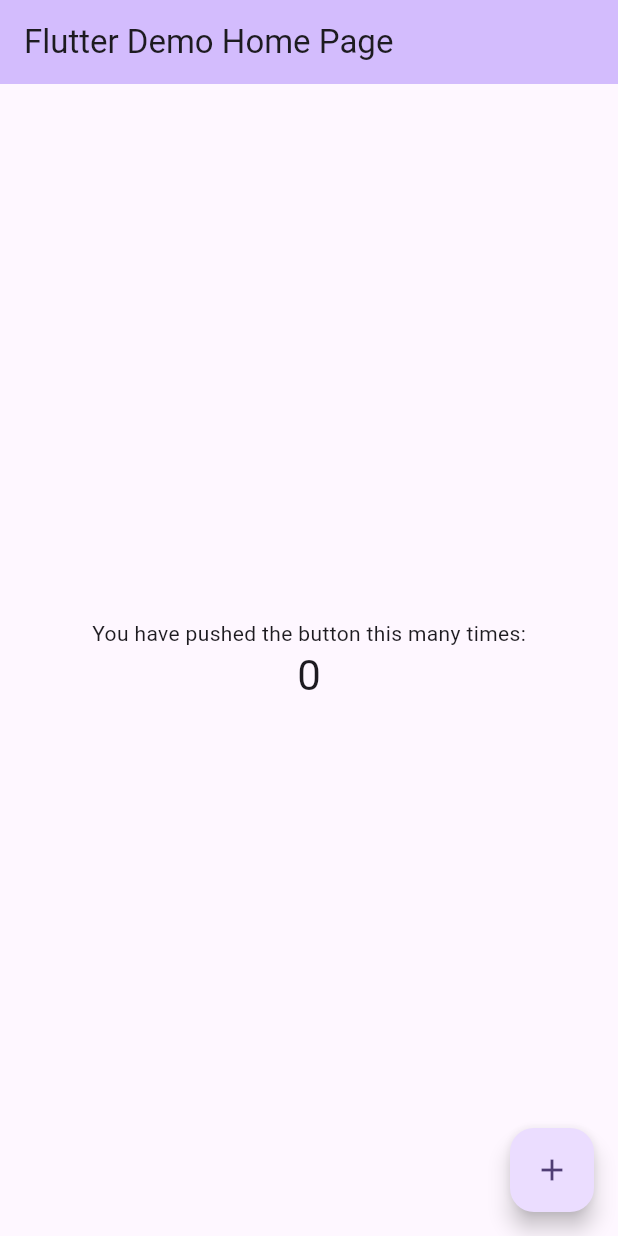
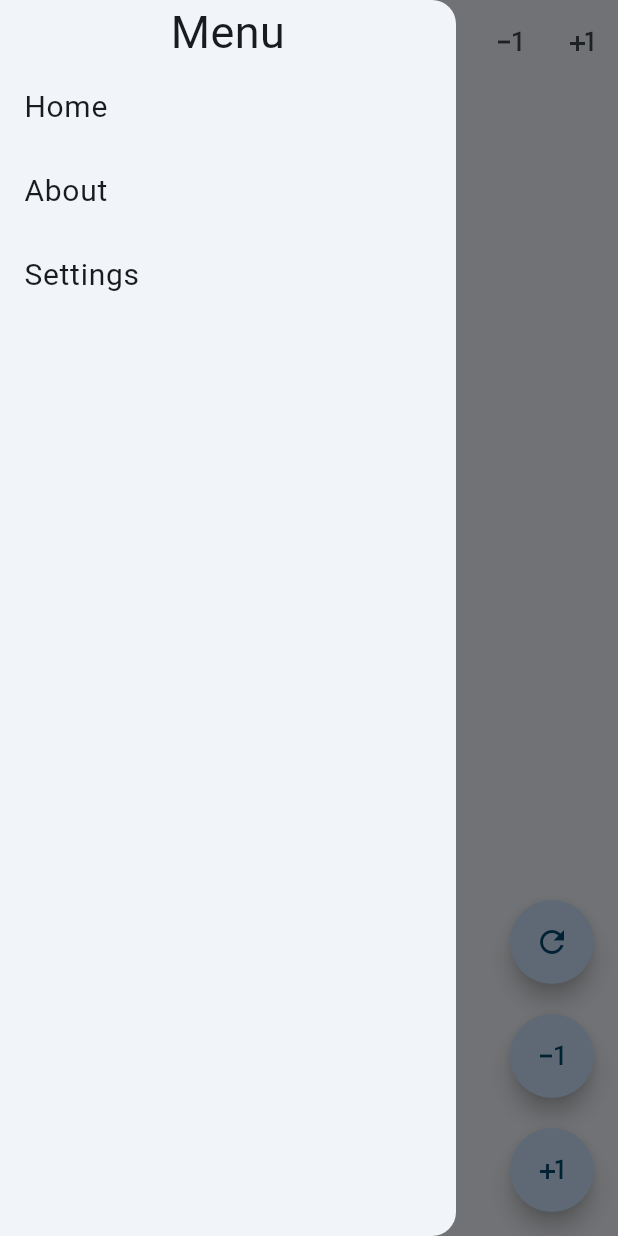
Before and after one commit to Darkevilness3YK/simple-flutter-app, a Flutter app: the screen it shows after launch, with the side drawer open (before the commit the screen has no drawer), on a phone screen of 412 x 824 dp. Run offline on Flutter 3.47's test engine with Material 3 defaults, Android fonts, the phone set to English and light mode, and no system bars.

Commit message:
App development #1

```diff
--- a/lib/main.dart
+++ b/lib/main.dart
@@ -1,4 +1,5 @@
 import 'package:flutter/material.dart';
+import 'package:simple_flutter_app/views/counter_view.dart';
 
 void main() {
   runApp(const MyApp());
@@ -7,119 +8,16 @@ void main() {
 class MyApp extends StatelessWidget {
   const MyApp({super.key});
 
-  // This widget is the root of your application.
   @override
   Widget build(BuildContext context) {
     return MaterialApp(
-      title: 'Flutter Demo',
+      debugShowCheckedModeBanner: false,
+      title: 'Simple Flutter App',
       theme: ThemeData(
-        // This is the theme of your application.
-        //
-        // TRY THIS: Try running your application with "flutter run". You'll see
-        // the application has a purple toolbar. Then, without quitting the app,
-        // try changing the seedColor in the colorScheme below to Colors.green
-        // and then invoke "hot reload" (save your changes or press the "hot
-        // reload" button in a Flutter-supported IDE, or press "r" if you used
-        // the command line to start the app).
-        //
-        // Notice that the counter didn't reset back to zero; the application
-        // state is not lost during the reload. To reset the state, use hot
-        // restart instead.
-        //
-        // This works for code too, not just values: Most code changes can be
-        // tested with just a hot reload.
-        colorScheme: ColorScheme.fromSeed(seedColor: Colors.deepPurple),
         useMaterial3: true,
+        colorScheme: ColorScheme.fromSeed(seedColor: const Color(0xFF2A93D5)),
       ),
-      home: const MyHomePage(title: 'Flutter Demo Home Page'),
+      home: const CounterView(),
     );
   }
 }
-
-class MyHomePage extends StatefulWidget {
-  const MyHomePage({super.key, required this.title});
-
-  // This widget is the home page of your application. It is stateful, meaning
-  // that it has a State object (defined below) that contains fields that affect
-  // how it looks.
-
-  // This class is the configuration for the state. It holds the values (in this
-  // case the title) provided by the parent (in this case the App widget) and
-  // used by the build method of the State. Fields in a Widget subclass are
-  // always marked "final".
-
-  final String title;
-
-  @override
-  State<MyHomePage> createState() => _MyHomePageState();
-}
-
-class _MyHomePageState extends State<MyHomePage> {
-  int _counter = 0;
-
-  void _incrementCounter() {
-    setState(() {
-      // This call to setState tells the Flutter framework that something has
-      // changed in this State, which causes it to rerun the build method below
-      // so that the display can reflect the updated values. If we changed
-      // _counter without calling setState(), then the build method would not be
-      // called again, and so nothing would appear to happen.
-      _counter++;
-    });
-  }
-
-  @override
-  Widget build(BuildContext context) {
-    // This method is rerun every time setState is called, for instance as done
-    // by the _incrementCounter method above.
-    //
-    // The Flutter framework has been optimized to make rerunning build methods
-    // fast, so that you can just rebuild anything that needs updating rather
-    // than having to individually change instances of widgets.
-    return Scaffold(
-      appBar: AppBar(
-        // TRY THIS: Try changing the color here to a specific color (to
-        // Colors.amber, perhaps?) and trigger a hot reload to see the AppBar
-        // change color while the other colors stay the same.
-        backgroundColor: Theme.of(context).colorScheme.inversePrimary,
-        // Here we take the value from the MyHomePage object that was created by
-        // the App.build method, and use it to set our appbar title.
-        title: Text(widget.title),
-      ),
-      body: Center(
-        // Center is a layout widget. It takes a single child and positions it
-        // in the middle of the parent.
-        child: Column(
-          // Column is also a layout widget. It takes a list of children and
-          // arranges them vertically. By default, it sizes itself to fit its
-          // children horizontally, and tries to be as tall as its parent.
-          //
-          // Column has various properties to control how it sizes itself and
-          // how it positions its children. Here we use mainAxisAlignment to
-          // center the children vertically; the main axis here is the vertical
-          // axis because Columns are vertical (the cross axis would be
-          // horizontal).
-          //
-          // TRY THIS: Invoke "debug painting" (choose the "Toggle Debug Paint"
-          // action in the IDE, or press "p" in the console), to see the
-          // wireframe for each widget.
-          mainAxisAlignment: MainAxisAlignment.center,
-          children: <Widget>[
-            const Text(
-              'You have pushed the button this many times:',
-            ),
-            Text(
-              '$_counter',
-              style: Theme.of(context).textTheme.headlineMedium,
-            ),
-          ],
-        ),
-      ),
-      floatingActionButton: FloatingActionButton(
-        onPressed: _incrementCounter,
-        tooltip: 'Increment',
-        child: const Icon(Icons.add),
-      ), // This trailing comma makes auto-formatting nicer for build methods.
-    );
-  }
-}
--- /dev/null
+++ b/lib/views/counter_view.dart
@@ -0,0 +1,99 @@
+import 'package:flutter/material.dart';
+import 'package:simple_flutter_app/widgets/buttons/appbar_button.dart';
+import 'package:simple_flutter_app/widgets/buttons/counter_fab.dart';
+import 'package:simple_flutter_app/widgets/shared/drawer_menu.dart';
+
+class CounterView extends StatefulWidget {
+  const CounterView({super.key});
+
+  @override
+  State<CounterView> createState() => _CounterViewState();
+}
+
+class _CounterViewState extends State<CounterView> {
+  int _counter = 0;
+
+  void increaseCounterBy1() {
+    _counter++;
+    setState(() {});
+  }
+
+  void decreaseCounterBy1() {
+    if (_counter != 0) _counter--;
+    setState(() {});
+  }
+
+  void restartCounter() {
+    _counter = 0;
+    setState(() {});
+  }
+
+  @override
+  Widget build(BuildContext context) {
+    const double fabVerticalSpacing = 20.0;
+    const double titleSize = 30.0;
+    const double textSize = 20.0;
+
+    return Scaffold(
+      appBar: AppBar(
+        // leading property of AppBar is for putting a Widget before the title. Commented since drawer property is used.
+        // leading: const Icon(Icons.menu),
+        title: const Center(
+          child: Text(
+            'Counter',
+            style: TextStyle(fontSize: titleSize),
+          ),
+        ),
+        actions: [
+          AppBarButton(
+            onPressed: restartCounter,
+            icon: const Icon(Icons.refresh),
+          ),
+          AppBarButton(
+            onPressed: decreaseCounterBy1,
+            icon: const Icon(Icons.exposure_minus_1),
+          ),
+          AppBarButton(
+            onPressed: increaseCounterBy1,
+            icon: const Icon(Icons.plus_one),
+          ),
+        ],
+      ),
+      drawer: const DrawerMenu(titleSize: titleSize, textSize: textSize),
+      body: Center(
+        child: Column(
+          mainAxisAlignment: MainAxisAlignment.center,
+          children: [
+            Text(
+              '$_counter',
+              style: const TextStyle(fontSize: 80.0, fontWeight: FontWeight.w200),
+            ),
+            Text(
+              'Click${_counter != 1 ? 's' : ''}',
+              style: const TextStyle(fontSize: 40.0, fontWeight: FontWeight.w300),
+            ),
+          ],
+        ),
+      ),
+      floatingActionButton: Column(
+        mainAxisAlignment: MainAxisAlignment.end,
+        children: [
+          CounterFAB(
+            onPressed: restartCounter,
+            icon: const Icon(Icons.refresh),
+          ),
+          const SizedBox(height: fabVerticalSpacing),
+          CounterFAB(
+            onPressed: decreaseCounterBy1,
+            icon: const Icon(Icons.exposure_minus_1),
+          ),
+          const SizedBox(height: fabVerticalSpacing),
+          CounterFAB(
+            onPressed: increaseCounterBy1,
+            icon: const Icon(Icons.plus_one),
+          ),
+        ],
+      ),
+    );
+  }
+}
--- /dev/null
+++ b/lib/widgets/buttons/appbar_button.dart
@@ -0,0 +1,21 @@
+import 'package:flutter/material.dart';
+
+class AppBarButton extends StatelessWidget {
+  final VoidCallback onPressed;
+  final Icon icon;
+
+  const AppBarButton({
+    super.key,
+    required this.onPressed,
+    required this.icon,
+  });
+
+  @override
+  Widget build(BuildContext context) {
+    return IconButton(
+      enableFeedback: true,
+      onPressed: onPressed,
+      icon: icon,
+    );
+  }
+}
--- /dev/null
+++ b/lib/widgets/buttons/counter_fab.dart
@@ -0,0 +1,24 @@
+import 'package:flutter/material.dart';
+
+class CounterFAB extends StatelessWidget {
+  final VoidCallback onPressed;
+  final Icon icon;
+
+  const CounterFAB({
+    super.key,
+    required this.onPressed,
+    required this.icon,
+  });
+
+  @override
+  Widget build(BuildContext context) {
+    return FloatingActionButton(
+      // heroTag property is important, since not putting it causes an error when moving from a screen to another. Giving null value to heroTag is okay, but for uniqueness, giving key value is more appropiate. More info: https://stackoverflow.com/questions/51125024/there-are-multiple-heroes-that-share-the-same-tag-within-a-subtre
+      heroTag: key,
+      enableFeedback: true,
+      shape: const StadiumBorder(),
+      onPressed: onPressed,
+      child: icon,
+    );
+  }
+}
--- /dev/null
+++ b/lib/widgets/shared/drawer_menu.dart
@@ -0,0 +1,49 @@
+import 'package:flutter/material.dart';
+
+class DrawerMenu extends StatelessWidget {
+  final double titleSize;
+  final double textSize;
+
+  const DrawerMenu({
+    super.key,
+    required this.titleSize,
+    required this.textSize,
+  });
+
+  @override
+  Widget build(BuildContext context) {
+    // Original code taken from: https://www.youtube.com/watch?v=ctibKAUH2Zs
+    return Drawer(
+      child: ListView(
+        children: [
+          Text(
+            'Menu',
+            style: TextStyle(fontSize: titleSize, fontWeight: FontWeight.w400),
+            textAlign: TextAlign.center,
+          ),
+          ListTile(
+            title: Text(
+              'Home',
+              style: TextStyle(fontSize: textSize),
+            ),
+            onTap: () {},
+          ),
+          ListTile(
+            title: Text(
+              'About',
+              style: TextStyle(fontSize: textSize),
+            ),
+            onTap: () {},
+          ),
+          ListTile(
+            title: Text(
+              'Settings',
+              style: TextStyle(fontSize: textSize),
+            ),
+            onTap: () {},
+          )
+        ],
+      ),
+    );
+  }
+}
```
